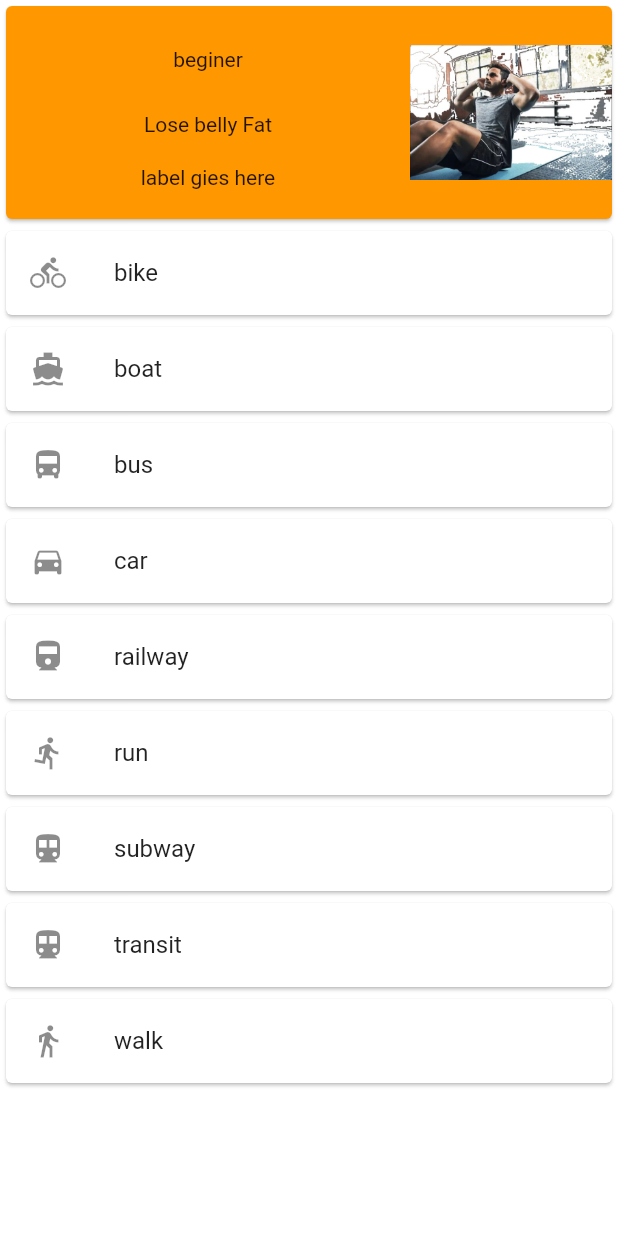
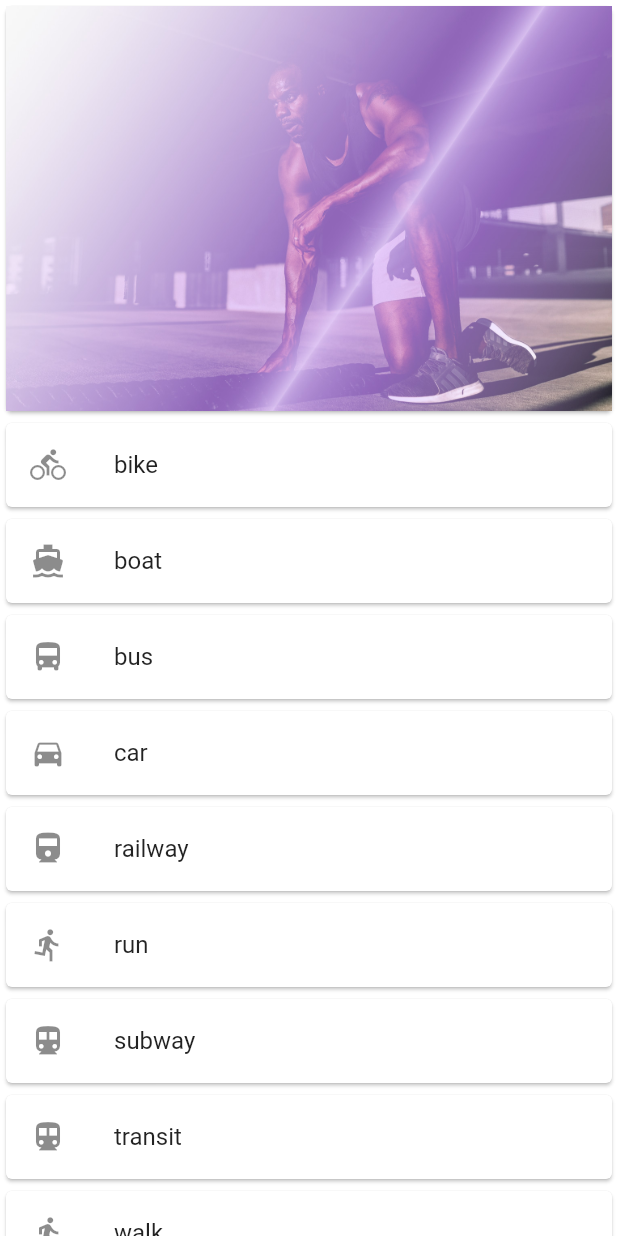
Before and after one commit to SemicolonCG/sixpack, a Flutter app: the screen it shows after launch, after a tap on an icon or button, on a phone screen of 412 x 824 dp. Run offline on Flutter 3.47's test engine with Material 2 defaults, Android fonts, the phone set to English and light mode, and no system bars; our stand-ins replace page_view_indicators, syncfusion_flutter_charts, table_calendar, video_player; network calls fail.

Commit message:
wiring done

```diff
--- a/lib/bottom_nav.dart
+++ b/lib/bottom_nav.dart
@@ -23,7 +23,7 @@ class _BottomNavState extends State<BottomNav> {
       bottomNavigationBar: BottomNavigationBar(
         type: BottomNavigationBarType.fixed,
         backgroundColor: Colors.white,
-        selectedItemColor: Colors.blue,
+        selectedItemColor: Colors.deepPurpleAccent,
         unselectedItemColor: Colors.black.withOpacity(.60),
         selectedFontSize: 14,
         currentIndex: _selectIndex,
@@ -35,15 +35,15 @@ class _BottomNavState extends State<BottomNav> {
         },
         items: [
           BottomNavigationBarItem(
-            label: 'පුහුණුවීම්',
+            label: 'Training',
             icon: Icon(Icons.sports),
           ),
           BottomNavigationBarItem(
-            label: 'වාර්තා',
+            label: 'Reports',
             icon: Icon(Icons.bar_chart),
           ),
           BottomNavigationBarItem(
-            label: 'මං',
+            label: 'Me',
             icon: Icon(Icons.person),
           ),
         ],
--- a/lib/components/schedule.dart
+++ b/lib/components/schedule.dart
@@ -1,26 +1,37 @@
 import 'package:flutter/material.dart';
 import 'package:sixpack/subpages/exerices.dart';
 
-class ScheduleTasks extends StatelessWidget {
-  final List<String> items;
+class ScheduleTasks extends StatefulWidget {
+  final List<String> days;
+  final String imgSrc;
 
-  const ScheduleTasks({Key? key, required this.items}) : super(key: key);
-  // final items = List<String>.generate(10000, (i) => "Day $i");
+  const ScheduleTasks({Key? key, required this.days, required this.imgSrc})
+      : super(key: key);
 
+  @override
+  _ScheduleTasksState createState() => _ScheduleTasksState();
+}
+
+class _ScheduleTasksState extends State<ScheduleTasks> {
   @override
   Widget build(BuildContext context) {
     return Container(
       child: ListView.builder(
-        itemCount: items.length,
+        itemCount: widget.days.length,
         itemBuilder: (context, index) {
           return ListTile(
             title: Text(
-              '${items[index]}',
+              '${widget.days[index]}',
             ),
             onTap: () {
               Navigator.push(
                 context,
-                MaterialPageRoute(builder: (context) => ExercisesList()),
+                MaterialPageRoute(
+                    builder: (context) => ExercisesList(
+                        days: '${widget.days[index]}',
+                        mainTitle: '',
+                        subTitle: '',
+                        imgSrc: widget.imgSrc)),
               );
             },
           );
--- a/lib/main.dart
+++ b/lib/main.dart
@@ -11,6 +11,7 @@ class MyApp extends StatelessWidget {
   @override
   Widget build(BuildContext context) {
     return MaterialApp(
+      debugShowCheckedModeBanner: false,
       home: BottomNav(),
     );
   }
--- a/lib/pages/training.dart
+++ b/lib/pages/training.dart
@@ -45,8 +45,8 @@ class _TrainingState extends State<Training> {
 
 List _pages = [
   ABSPages(
-    mainTitle: 'උදර මේදය දහනය',
-    subTitle: 'මූලික අදියර',
+    mainTitle: '',
+    subTitle: '',
     imgSrc: 'assets/images/abs1.jpg',
   ),
   ABSPages(
--- a/lib/subpages/absPages.dart
+++ b/lib/subpages/absPages.dart
@@ -27,12 +27,15 @@ class _ABSPagesState extends State<ABSPages> {
     return Container(
       child: Column(
         children: [
-          TopCard(
-            mainTitle: widget.mainTitle,
-            subTitle: widget.subTitle,
-            imgSrc: widget.imgSrc,
+          Card(
+            child: Image(image: AssetImage(widget.imgSrc)),
           ),
-          Expanded(child: ScheduleTasks(items: items)),
+          Expanded(
+            child: ScheduleTasks(
+              days: items,
+              imgSrc: widget.imgSrc,
+            ),
+          ),
         ],
       ),
     );
--- a/lib/subpages/exerices.dart
+++ b/lib/subpages/exerices.dart
@@ -3,7 +3,19 @@ import 'package:sixpack/components/bottom_sheet_content.dart';
 import 'package:sixpack/components/topcard.dart';
 
 class ExercisesList extends StatefulWidget {
-  const ExercisesList({Key? key}) : super(key: key);
+  final String mainTitle;
+  final String days;
+
+  final String subTitle;
+  final String imgSrc;
+
+  const ExercisesList(
+      {Key? key,
+      required this.mainTitle,
+      required this.subTitle,
+      required this.days,
+      required this.imgSrc})
+      : super(key: key);
 
   @override
   _ExercisesListState createState() => _ExercisesListState();
@@ -48,10 +60,8 @@ class _ExercisesListState extends State<ExercisesList> {
   Widget build(BuildContext context) {
     return Column(
       children: [
-        TopCard(
-          mainTitle: 'Lose belly Fat',
-          subTitle: 'beginer',
-          imgSrc: 'assets/images/abs1.jpg',
+        Card(
+          child: Image(image: AssetImage(widget.imgSrc)),
         ),
         Expanded(
           child: ListView.builder(
```
Also changed, not shown: assets/images/abs1.jpg, assets/images/abs2.jpg, assets/images/abs3.png.
